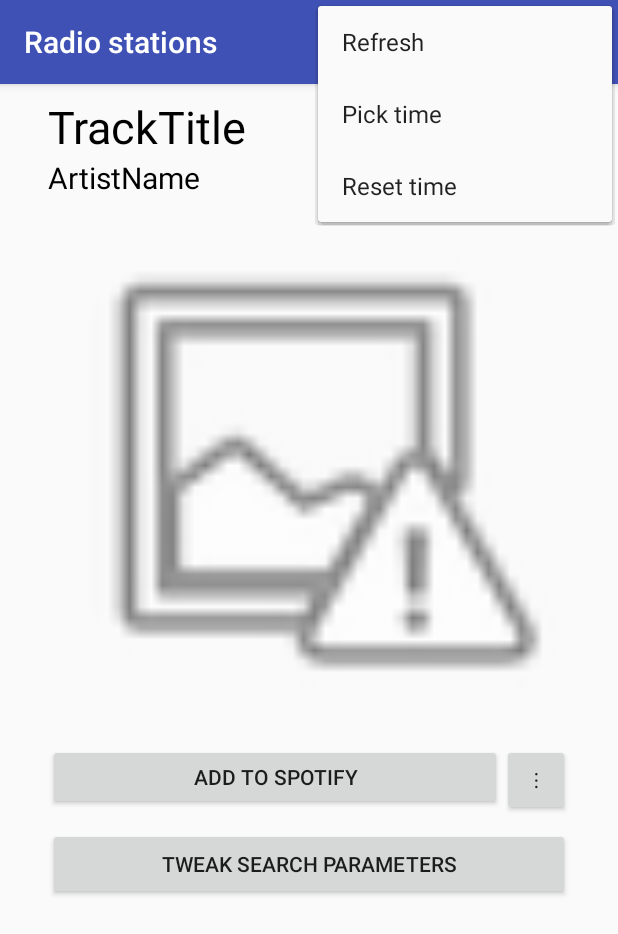
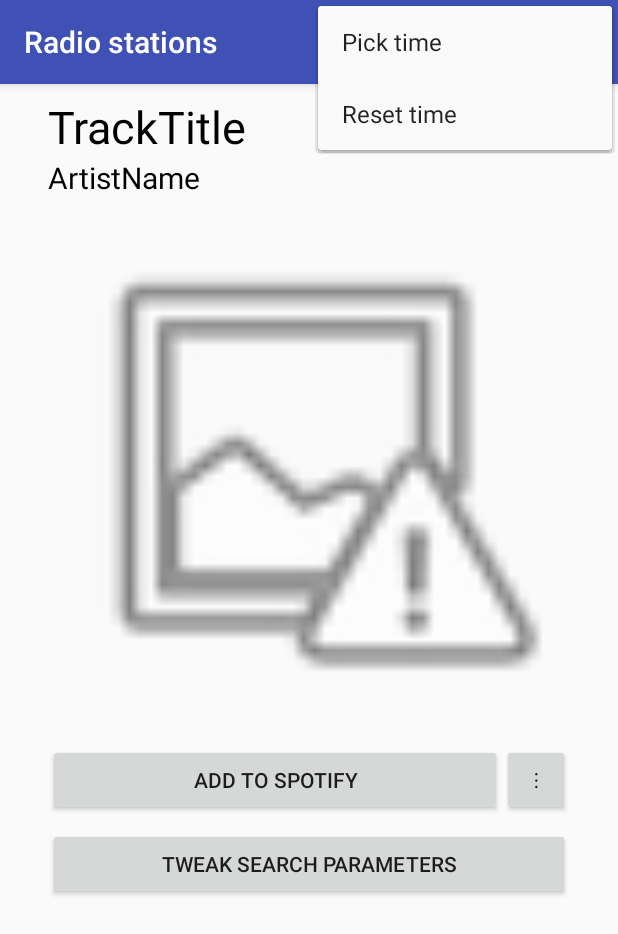
Before and after one commit to blorsten/SpotyFM, an Android app: the fragment SongInfoFragment placed in its activity, with the options menu open, on a phone screen of 412 x 824 dp. Shown: the top 934 px of the screen. Run offline under Robolectric (Android 15) with nearby library versions, the phone set to English and light mode, and no system bars; our stand-ins replace Firebase (no records; nobody signed in at launch, a user with empty details on screens opened directly), Picasso; libraries missing offline, so code that uses them is left out: com.spotify.sdk, kaaes.spotify.webapi, retrofit.client; pictures from the network do not load; 6 statements that could not run were skipped.

Commit message:
Fixed bug and removed refresh from options menu

```diff
--- a/app/src/main/res/layout/song_info_fragment.xml
+++ b/app/src/main/res/layout/song_info_fragment.xml
@@ -68,15 +68,17 @@
                     android:layout_height="wrap_content"
                     android:layout_weight="1"
                     android:text="@string/vertical_ellipsis"
+                    app:layout_constraintBottom_toBottomOf="parent"
                     app:layout_constraintEnd_toEndOf="parent"
                     app:layout_constraintTop_toTopOf="parent" />
 
                 <Button
                     android:id="@+id/button_song_info_add_to_spotify"
                     android:layout_width="0dp"
-                    android:layout_height="44dp"
+                    android:layout_height="wrap_content"
                     android:layout_weight="3"
                     android:text="Add to spotify"
+                    app:layout_constraintBottom_toBottomOf="parent"
                     app:layout_constraintEnd_toStartOf="@+id/button_select_playlist"
                     app:layout_constraintStart_toStartOf="parent"
                     app:layout_constraintTop_toTopOf="parent" />
--- a/app/src/main/res/menu/options_menu.xml
+++ b/app/src/main/res/menu/options_menu.xml
@@ -1,10 +1,6 @@
 <?xml version="1.0" encoding="utf-8"?>
 <menu xmlns:android="http://schemas.android.com/apk/res/android"
     xmlns:app="http://schemas.android.com/apk/res-auto">
-    <item
-        android:id="@+id/options_refresh"
-        app:showAsAction="never"
-        android:title="Refresh" />
 
     <item
         android:id="@+id/options_pick_time"
```
Also changed, not shown: app/src/main/java/com/peterwitt/spotyfm/MainActivity.java (+0 -9 lines), app/src/main/java/com/peterwitt/spotyfm/SongListFragment.java (+2 -7 lines).
